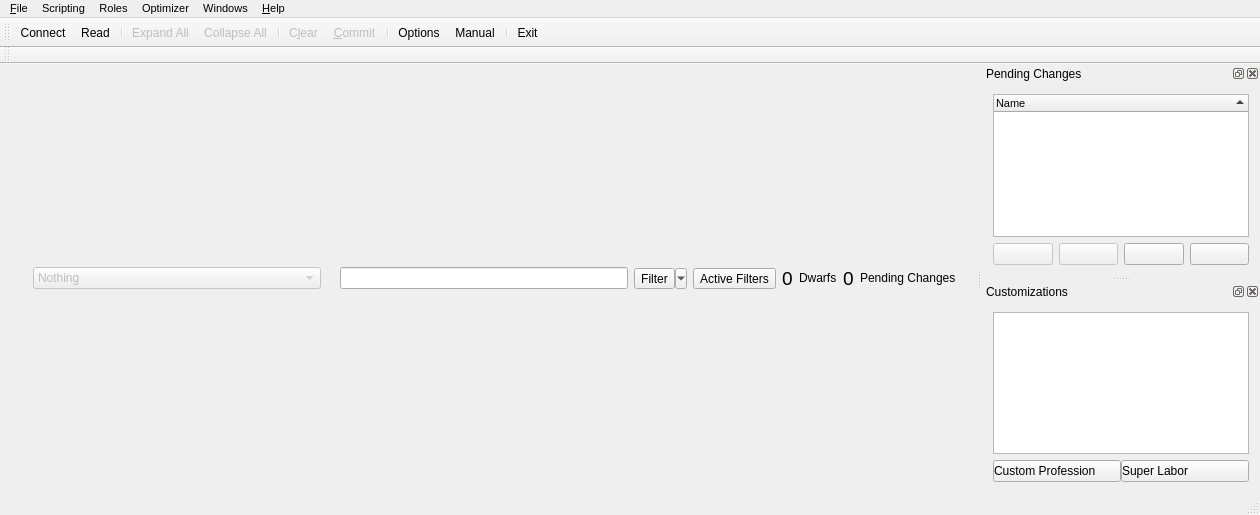
Dwarf-Therapist/Dwarf-Therapist, file src/mainwindow.ui: the form before one commit.
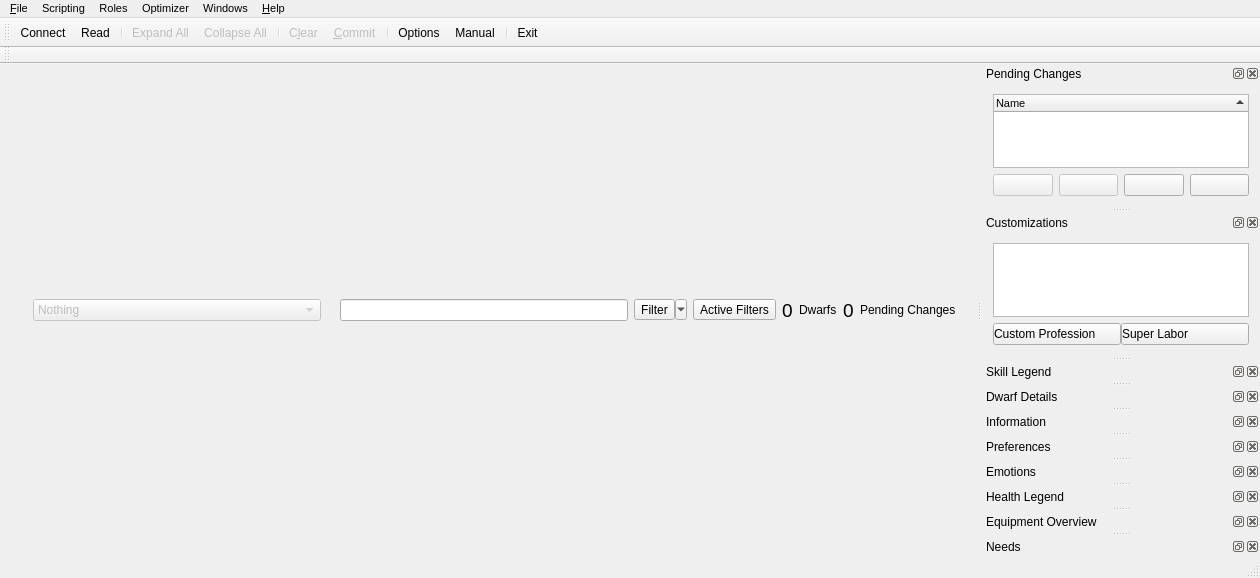
The form after the commit. Icons and pictures are not drawn. Custom widgets are drawn as their Qt base class.

Commit message:
Refactor dock widgets
 - remove BaseDock class
 - move code from dock widgets to content widgets
 - add dock from mainwindow.ui instead of mainwindow.cpp (except
 GridViewWidget which has a special constructor)

Diff of the .ui file:
```diff
--- a/src/mainwindow.ui
+++ b/src/mainwindow.ui
@@ -755,6 +755,102 @@
     <bool>true</bool>
    </attribute>
   </widget>
+  <widget class="QDockWidget" name="dock_skill_legend">
+   <property name="windowTitle">
+    <string>Skill Legend</string>
+   </property>
+   <property name="visible">
+    <bool>false</bool>
+   </property>
+   <attribute name="dockWidgetArea">
+    <number>2</number>
+   </attribute>
+   <widget class="SkillLegendWidget" name="skill_legend_widget"/>
+  </widget>
+  <widget class="QDockWidget" name="dock_dwarf_details">
+   <property name="windowTitle">
+    <string>Dwarf Details</string>
+   </property>
+   <property name="visible">
+    <bool>false</bool>
+   </property>
+   <attribute name="dockWidgetArea">
+    <number>2</number>
+   </attribute>
+   <widget class="DwarfDetailsWidget" name="dwarf_details_widget"/>
+  </widget>
+  <widget class="QDockWidget" name="dock_information">
+   <property name="windowTitle">
+    <string>Information</string>
+   </property>
+   <property name="visible">
+    <bool>false</bool>
+   </property>
+   <attribute name="dockWidgetArea">
+    <number>2</number>
+   </attribute>
+   <widget class="InformationWidget" name="information_widget"/>
+  </widget>
+  <widget class="QDockWidget" name="dock_preferences">
+   <property name="windowTitle">
+    <string>Preferences</string>
+   </property>
+   <property name="visible">
+    <bool>false</bool>
+   </property>
+   <attribute name="dockWidgetArea">
+    <number>2</number>
+   </attribute>
+   <widget class="PreferencesWidget" name="preferences_widget"/>
+  </widget>
+  <widget class="QDockWidget" name="dock_thoughts">
+   <property name="windowTitle">
+    <string>Emotions</string>
+   </property>
+   <property name="visible">
+    <bool>false</bool>
+   </property>
+   <attribute name="dockWidgetArea">
+    <number>2</number>
+   </attribute>
+   <widget class="ThoughtsWidget" name="thoughts_widget"/>
+  </widget>
+  <widget class="QDockWidget" name="dock_health_legend">
+   <property name="windowTitle">
+    <string>Health Legend</string>
+   </property>
+   <property name="visible">
+    <bool>false</bool>
+   </property>
+   <attribute name="dockWidgetArea">
+    <number>2</number>
+   </attribute>
+   <widget class="HealthLegendWidget" name="health_legend_widget"/>
+  </widget>
+  <widget class="QDockWidget" name="dock_equipmentoverview">
+   <property name="windowTitle">
+    <string>Equipment Overview</string>
+   </property>
+   <property name="visible">
+    <bool>false</bool>
+   </property>
+   <attribute name="dockWidgetArea">
+    <number>2</number>
+   </attribute>
+   <widget class="EquipmentOverviewWidget" name="equipment_overview_widget"/>
+  </widget>
+  <widget class="QDockWidget" name="dock_needs">
+   <property name="windowTitle">
+    <string>Needs</string>
+   </property>
+   <property name="visible">
+    <bool>false</bool>
+   </property>
+   <attribute name="dockWidgetArea">
+    <number>2</number>
+   </attribute>
+   <widget class="NeedsWidget" name="needs_widget"/>
+  </widget>
   <action name="act_connect_to_DF">
    <property name="icon">
     <iconset resource="../resources.qrc">
@@ -1201,6 +1297,54 @@
    <header location="global">basedock.h</header>
    <container>1</container>
   </customwidget>
+  <customwidget>
+   <class>SkillLegendWidget</class>
+   <extends>QWidget</extends>
+   <header>skilllegendwidget.h</header>
+   <container>1</container>
+  </customwidget>
+  <customwidget>
+   <class>DwarfDetailsWidget</class>
+   <extends>QWidget</extends>
+   <header>dwarfdetailswidget.h</header>
+   <container>1</container>
+  </customwidget>
+  <customwidget>
+   <class>InformationWidget</class>
+   <extends>QWidget</extends>
+   <header>informationwidget.h</header>
+   <container>1</container>
+  </customwidget>
+  <customwidget>
+   <class>PreferencesWidget</class>
+   <extends>QWidget</extends>
+   <header>preferenceswidget.h</header>
+   <container>1</container>
+  </customwidget>
+  <customwidget>
+   <class>ThoughtsWidget</class>
+   <extends>QWidget</extends>
+   <header>thoughtswidget.h</header>
+   <container>1</container>
+  </customwidget>
+  <customwidget>
+   <class>HealthLegendWidget</class>
+   <extends>QWidget</extends>
+   <header>healthlegendwidget.h</header>
+   <container>1</container>
+  </customwidget>
+  <customwidget>
+   <class>EquipmentOverviewWidget</class>
+   <extends>QWidget</extends>
+   <header>equipmentoverviewwidget.h</header>
+   <container>1</container>
+  </customwidget>
+  <customwidget>
+   <class>NeedsWidget</class>
+   <extends>QWidget</extends>
+   <header>needswidget.h</header>
+   <container>1</container>
+  </customwidget>
  </customwidgets>
  <tabstops>
   <tabstop>tree_pending</tabstop>
```
The commit also changes 31 other files.
